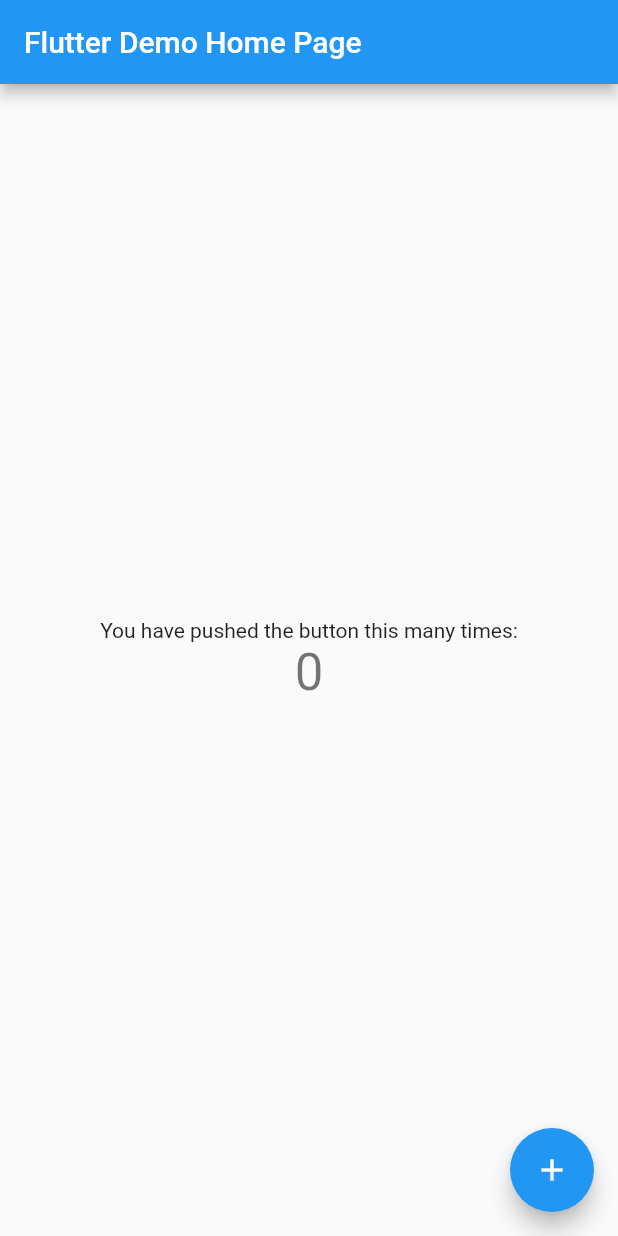
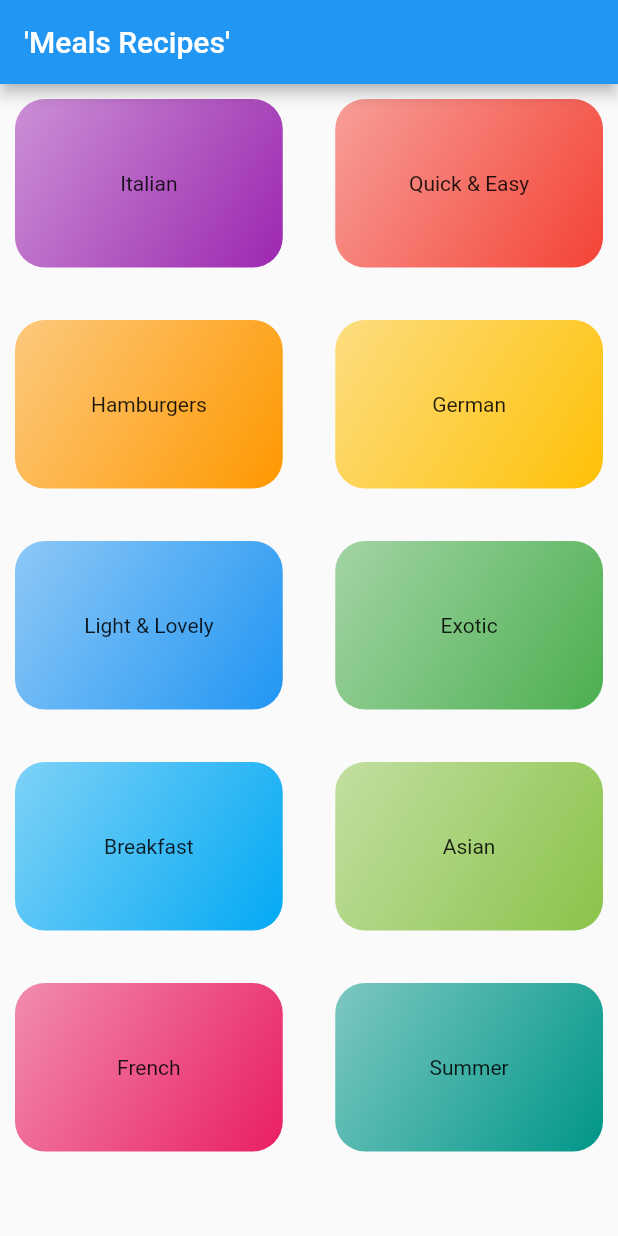
Before and after one commit to M-Madhavreddy/meals_app, a Flutter app: the screen it shows after launch, on a phone screen of 412 x 824 dp. Run offline on Flutter 3.47's test engine with Material 2 defaults, Android fonts, the phone set to English and light mode, and no system bars.

Commit message:
category screen

```diff
--- /dev/null
+++ b/lib/category_screen.dart
@@ -0,0 +1,22 @@
+import 'package:flutter/material.dart';
+import 'package:meals_app/modals/categoryview.dart';
+
+import 'dummy_data.dart';
+
+class categoryScreen extends StatelessWidget {
+  const categoryScreen({Key? key}) : super(key: key);
+
+  @override
+  Widget build(BuildContext context) {
+    return GridView(
+      children: DUMMY_CATEGORIES
+          .map((ctg) => categoryView(bgcolor: ctg.color, title: ctg.title))
+          .toList(),
+      gridDelegate: SliverGridDelegateWithMaxCrossAxisExtent(
+            maxCrossAxisExtent: 200,
+          childAspectRatio: 3 / 2,
+          crossAxisSpacing: 15,
+          mainAxisSpacing: 15),
+    );
+  }
+}
--- /dev/null
+++ b/lib/dummy_data.dart
@@ -0,0 +1,55 @@
+import 'package:flutter/material.dart';
+import './modals/category.dart';
+
+const List DUMMY_CATEGORIES = const [
+  category(
+    id: 'c1',
+    title: 'Italian',
+    color: Colors.purple,
+  ),
+  category(
+    id: 'c2',
+    title: 'Quick & Easy',
+    color: Colors.red,
+  ),
+  category(
+    id: 'c3',
+    title: 'Hamburgers',
+    color: Colors.orange,
+  ),
+  category(
+    id: 'c4',
+    title: 'German',
+    color: Colors.amber,
+  ),
+  category(
+    id: 'c5',
+    title: 'Light & Lovely',
+    color: Colors.blue,
+  ),
+  category(
+    id: 'c6',
+    title: 'Exotic',
+    color: Colors.green,
+  ),
+  category(
+    id: 'c7',
+    title: 'Breakfast',
+    color: Colors.lightBlue,
+  ),
+  category(
+    id: 'c8',
+    title: 'Asian',
+    color: Colors.lightGreen,
+  ),
+  category(
+    id: 'c9',
+    title: 'French',
+    color: Colors.pink,
+  ),
+  category(
+    id: 'c10',
+    title: 'Summer',
+    color: Colors.teal,
+  ),
+];
--- a/lib/main.dart
+++ b/lib/main.dart
@@ -1,115 +1,34 @@
 import 'package:flutter/material.dart';
+import 'package:meals_app/category_screen.dart';
 
-void main() {
-  runApp(const MyApp());
-}
+void main () => runApp( MyApp());
 
 class MyApp extends StatelessWidget {
   const MyApp({Key? key}) : super(key: key);
 
-  // This widget is the root of your application.
   @override
   Widget build(BuildContext context) {
-    return MaterialApp(
-      title: 'Flutter Demo',
-      theme: ThemeData(
-        // This is the theme of your application.
-        //
-        // Try running your application with "flutter run". You'll see the
-        // application has a blue toolbar. Then, without quitting the app, try
-        // changing the primarySwatch below to Colors.green and then invoke
-        // "hot reload" (press "r" in the console where you ran "flutter run",
-        // or simply save your changes to "hot reload" in a Flutter IDE).
-        // Notice that the counter didn't reset back to zero; the application
-        // is not restarted.
-        primarySwatch: Colors.blue,
-      ),
-      home: const MyHomePage(title: 'Flutter Demo Home Page'),
+    return  MaterialApp(
+      debugShowCheckedModeBanner: false,
+      title: 'Meals Recipes',
+     theme: ThemeData(
+       primarySwatch: Colors.blue,
+     ),
+     home : const _MyHomePage(),
     );
   }
 }
 
-class MyHomePage extends StatefulWidget {
-  const MyHomePage({Key? key, required this.title}) : super(key: key);
-
-  // This widget is the home page of your application. It is stateful, meaning
-  // that it has a State object (defined below) that contains fields that affect
-  // how it looks.
-
-  // This class is the configuration for the state. It holds the values (in this
-  // case the title) provided by the parent (in this case the App widget) and
-  // used by the build method of the State. Fields in a Widget subclass are
-  // always marked "final".
-
-  final String title;
-
-  @override
-  State<MyHomePage> createState() => _MyHomePageState();
-}
-
-class _MyHomePageState extends State<MyHomePage> {
-  int _counter = 0;
-
-  void _incrementCounter() {
-    setState(() {
-      // This call to setState tells the Flutter framework that something has
-      // changed in this State, which causes it to rerun the build method below
-      // so that the display can reflect the updated values. If we changed
-      // _counter without calling setState(), then the build method would not be
-      // called again, and so nothing would appear to happen.
-      _counter++;
-    });
-  }
+class _MyHomePage extends StatelessWidget {
+  const _MyHomePage({Key? key}) : super(key: key);
 
   @override
   Widget build(BuildContext context) {
-    // This method is rerun every time setState is called, for instance as done
-    // by the _incrementCounter method above.
-    //
-    // The Flutter framework has been optimized to make rerunning build methods
-    // fast, so that you can just rebuild anything that needs updating rather
-    // than having to individually change instances of widgets.
-    return Scaffold(
-      appBar: AppBar(
-        // Here we take the value from the MyHomePage object that was created by
-        // the App.build method, and use it to set our appbar title.
-        title: Text(widget.title),
-      ),
-      body: Center(
-        // Center is a layout widget. It takes a single child and positions it
-        // in the middle of the parent.
-        child: Column(
-          // Column is also a layout widget. It takes a list of children and
-          // arranges them vertically. By default, it sizes itself to fit its
-          // children horizontally, and tries to be as tall as its parent.
-          //
-          // Invoke "debug painting" (press "p" in the console, choose the
-          // "Toggle Debug Paint" action from the Flutter Inspector in Android
-          // Studio, or the "Toggle Debug Paint" command in Visual Studio Code)
-          // to see the wireframe for each widget.
-          //
-          // Column has various properties to control how it sizes itself and
-          // how it positions its children. Here we use mainAxisAlignment to
-          // center the children vertically; the main axis here is the vertical
-          // axis because Columns are vertical (the cross axis would be
-          // horizontal).
-          mainAxisAlignment: MainAxisAlignment.center,
-          children: <Widget>[
-            const Text(
-              'You have pushed the button this many times:',
-            ),
-            Text(
-              '$_counter',
-              style: Theme.of(context).textTheme.headline4,
-            ),
-          ],
-        ),
-      ),
-      floatingActionButton: FloatingActionButton(
-        onPressed: _incrementCounter,
-        tooltip: 'Increment',
-        child: const Icon(Icons.add),
-      ), // This trailing comma makes auto-formatting nicer for build methods.
+    return  Scaffold(
+       appBar: AppBar(
+         title: Text("'Meals Recipes'"),
+       ),
+      body: categoryScreen(),
     );
   }
 }
--- /dev/null
+++ b/lib/modals/category.dart
@@ -0,0 +1,14 @@
+import 'package:flutter/material.dart';
+
+class category
+{
+   final String id ;
+   final String title ;
+   final Color color ;
+
+   const category({
+     required this.id ,
+     required this. title,
+      this.color =  Colors.orange,
+   });
+}
--- /dev/null
+++ b/lib/modals/categoryview.dart
@@ -0,0 +1,32 @@
+import 'package:flutter/material.dart';
+
+class categoryView extends StatelessWidget {
+  //const categoryView({Key? key}) : super(key: key);
+
+  final String title;
+  final Color bgcolor;
+
+  categoryView({
+    required this.bgcolor,
+    required this.title,
+});
+  @override
+  Widget build(BuildContext context) {
+    return Padding(
+      padding: const EdgeInsets.all(10.0),
+      child: Container(
+        child: Center(child: Text(title)),
+        decoration: BoxDecoration(
+          borderRadius: BorderRadius.circular(20),
+          gradient: LinearGradient(
+            colors: [bgcolor.withOpacity(0.5),
+                     bgcolor],
+            begin: Alignment.topLeft,
+            end:Alignment.bottomRight,
+
+          )
+        ),
+      ),
+    );
+  }
+}
```
